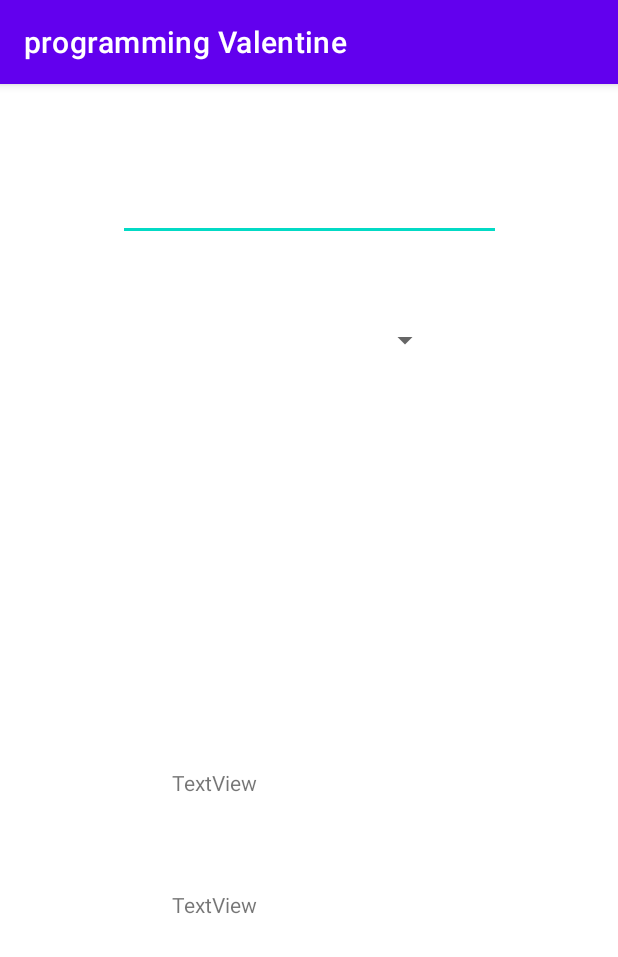
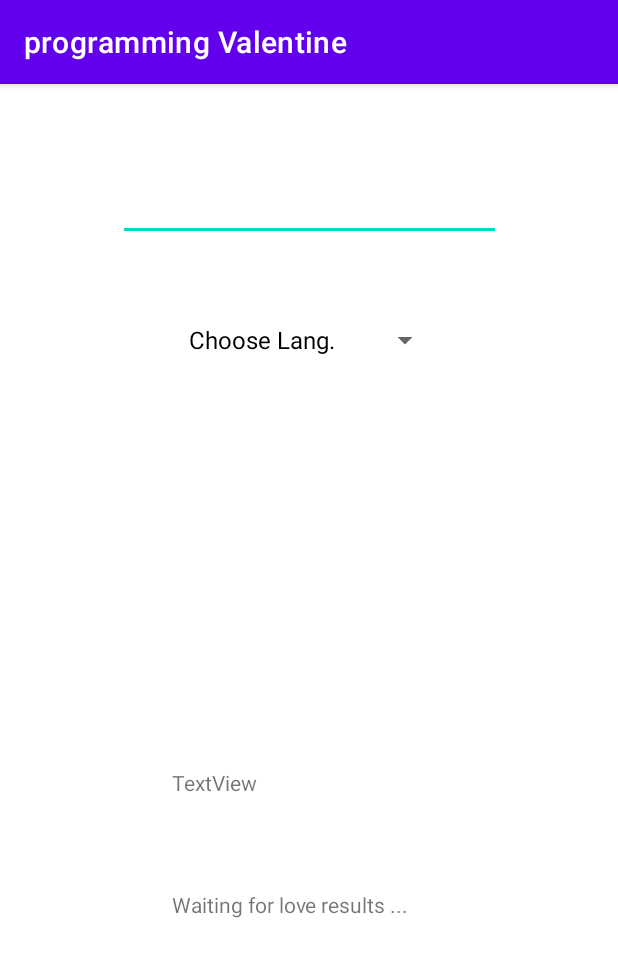
Before and after one commit to MahmoudBasma/programming-valentine, an Android app: the screen it shows after launch (MainActivity), on a phone screen of 412 x 824 dp. Shown: the top 957 px of the screen. Run offline under Robolectric (Android 15) with nearby library versions, the phone set to English and light mode, and no system bars.

Commit message:
Adding image interaction

```diff
--- a/app/src/main/java/com/example/programmingvalentine/MainActivity.java
+++ b/app/src/main/java/com/example/programmingvalentine/MainActivity.java
@@ -1,14 +1,78 @@
 package com.example.programmingvalentine;
 
 import androidx.appcompat.app.AppCompatActivity;
+import android.os.Bundle;
+import android.view.View;
+import android.widget.AdapterView;
+import android.widget.ArrayAdapter;
+import android.widget.EditText;
+import android.widget.ImageView;
+import android.widget.Spinner;
+import android.widget.TextView;
+import android.widget.Toast;
+import java.util.ArrayList;
+import java.util.Random;
 
-import android.os.Bundle;
-
-public class MainActivity extends AppCompatActivity {
+public class MainActivity extends AppCompatActivity implements AdapterView.OnItemSelectedListener {
+    Spinner spinner;
+    ImageView imgView = null;
+    TextView name, res;
 
     @Override
     protected void onCreate(Bundle savedInstanceState) {
         super.onCreate(savedInstanceState);
         setContentView(R.layout.activity_main);
+
+        spinner = findViewById(R.id.dropList);
+
+        ArrayAdapter<CharSequence> adapter = ArrayAdapter.createFromResource(this, R.array.langs, R.layout.support_simple_spinner_dropdown_item);
+        adapter.setDropDownViewResource(android.R.layout.simple_spinner_dropdown_item);
+        spinner.setAdapter(adapter);
+        spinner.setOnItemSelectedListener(this);
+
+
+
+
+    }
+    @Override
+    public void onItemSelected(AdapterView<?> parent, View view, int position, long l) {
+        name = findViewById(R.id.name);
+        res = findViewById(R.id.results);
+
+        if (imgView != null){
+            imgView.setImageResource(0);
+        }
+        String lang = parent.getItemAtPosition(position).toString();
+        switch (lang){
+            case "Java":
+                imgView.setImageResource(R.drawable.java);
+            case "Python":
+                imgView.setImageResource(R.drawable.python);
+            case "PHP":
+                imgView.setImageResource(R.drawable.php);
+            case "JavaScript":
+                imgView.setImageResource(R.drawable.javascript);
+            case "GO":
+                imgView.setImageResource(R.drawable.go);
+            case "Ruby":
+                imgView.setImageResource(R.drawable.ruby);
+            case "C++":
+                imgView.setImageResource(R.drawable.cplusplus);
+            case "C#":
+                imgView.setImageResource(R.drawable.csharp);
+        }
+
+        res.setText("Waiting for love results ...");
+
+    }
+
+    @Override
+    public void onNothingSelected(AdapterView<?> adapterView) {
+//for nothing
+
+
+
+
+
     }
 }
```
